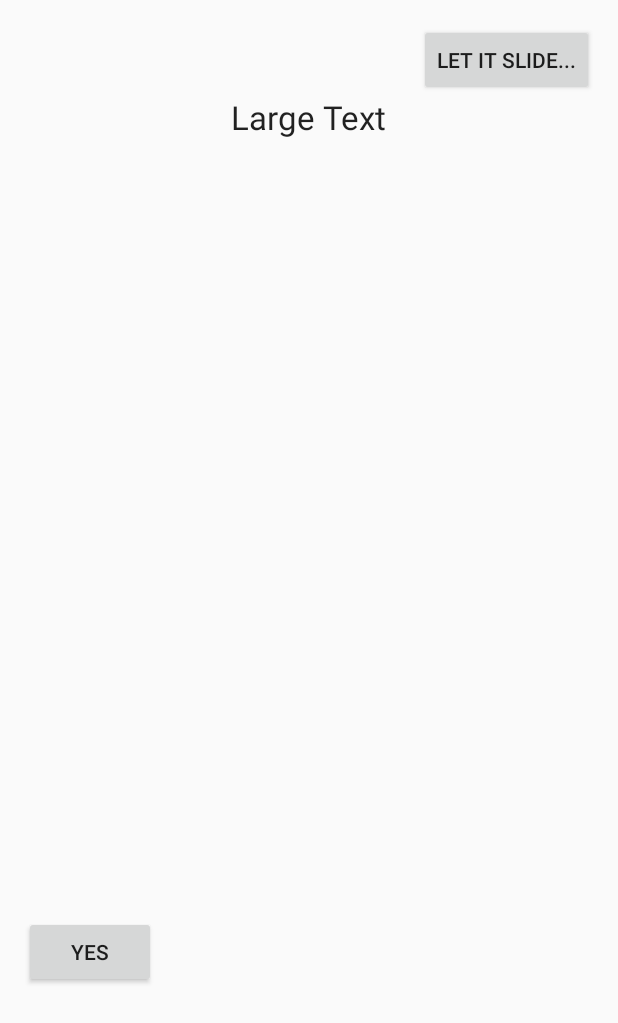
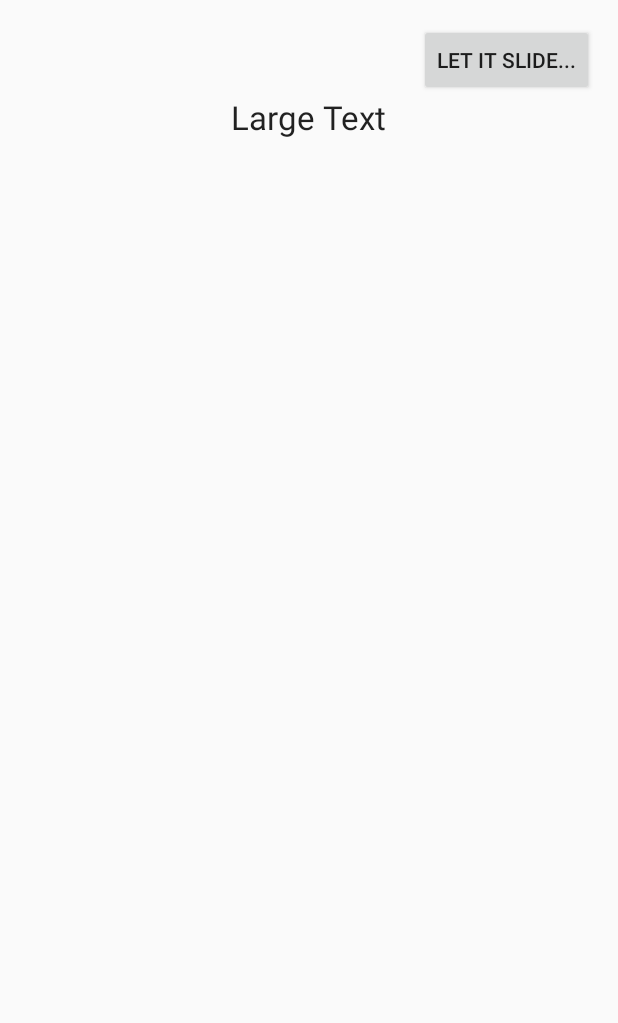
Before and after one commit to akaplo/Bullshit, an Android app: the CallBullshit screen opened directly, with no data from a screen before it, on a phone screen of 412 x 824 dp. Shown: the top 1023 px of the screen. Run offline under Robolectric (Android 15) with nearby library versions, the light colour scheme and no system bars; 3 statements that could not run were skipped.

Commit message:
Gameplay functionality is 100%! Added ability for user-specific bullshit calls and fixed some logic pertaining to this.

```diff
--- a/app/src/main/java/com/akaplo/bullshit/Game.java
+++ b/app/src/main/java/com/akaplo/bullshit/Game.java
@@ -182,6 +182,10 @@ public class Game {
         userWhoCalledBullshit = whoCalledBullshit;
     }
 
+    public void setUserWhoCalledBullshit(int userNum){
+        userWhoCalledBullshit = userNum;
+    }
+
     public User getUserWhoCalledBullshit(){
         return userList.get(userWhoCalledBullshit);
     }
--- a/app/src/main/res/layout/activity_call_bullshit.xml
+++ b/app/src/main/res/layout/activity_call_bullshit.xml
@@ -1,10 +1,12 @@
 <RelativeLayout xmlns:android="http://schemas.android.com/apk/res/android"
     xmlns:tools="http://schemas.android.com/tools" android:layout_width="match_parent"
     android:layout_height="match_parent" android:paddingLeft="@dimen/activity_horizontal_margin"
+    android:id="@+id/callBS_Relative"
     android:paddingRight="@dimen/activity_horizontal_margin"
     android:paddingTop="@dimen/activity_vertical_margin"
     android:paddingBottom="@dimen/activity_vertical_margin"
     tools:context="com.akaplo.bullshit.CallBullshit">
+
 
     <TextView
         android:layout_width="wrap_content"
@@ -16,20 +18,20 @@
         android:layout_centerHorizontal="true"
         android:layout_marginTop="47dp" />
 
-    <Button
-        android:layout_width="wrap_content"
-        android:layout_height="wrap_content"
-        android:text="Yes"
-        android:id="@+id/callBS"
-        android:layout_alignParentBottom="true"
-        android:layout_alignParentStart="true"
-        android:layout_marginBottom="149dp" />
 
     <Button
         android:layout_width="wrap_content"
         android:layout_height="wrap_content"
         android:text="Let it slide..."
         android:id="@+id/dontCallBS"
-        android:layout_alignTop="@+id/button"
         android:layout_alignParentEnd="true" />
+
+    <LinearLayout
+        android:id="@+id/call_button_layout"
+        android:orientation="vertical"
+        android:layout_width="fill_parent"
+        android:layout_height="fill_parent"
+        android:layout_alignEnd="@+id/dontCallBS"
+        android:layout_below="@+id/callBSTV">
+        </LinearLayout>
 </RelativeLayout>
```
Also changed, not shown: app/src/main/java/com/akaplo/bullshit/CallBullshit.java (+46 -14 lines).
